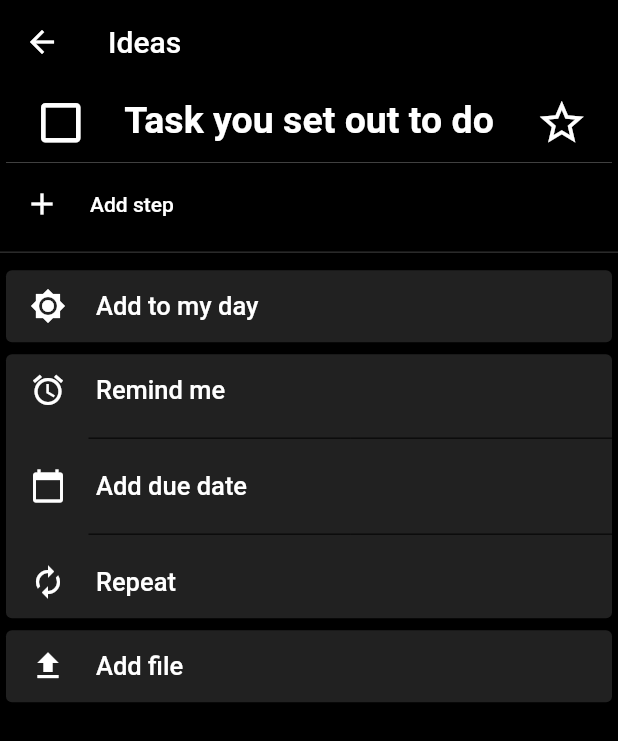
After one commit to dabigjoe6/Microsoft-To-Do-Clone, a Flutter app: the TodoScreen screen opened directly, on a phone screen of 412 x 824 dp. The commit adds this screen. Shown: the top 741 px of the screen. Run offline on Flutter 3.47's test engine with Material 2 defaults, Android fonts, the phone set to English and light mode, and no system bars.

Commit message:
TodoScreen static

```diff
--- a/lib/screens/todoListScreen/components/TodoItemWidget.dart
+++ b/lib/screens/todoListScreen/components/TodoItemWidget.dart
@@ -1,4 +1,5 @@
 import 'package:flutter/material.dart';
+import 'package:microsoft_todo/screens/todoScreen/TodoScreen.dart';
 
 class TodoItemWidget extends StatefulWidget {
 
@@ -68,7 +69,14 @@ class TodoItemWidgetState extends State<TodoItemWidget>
 
   @override
   Widget build(BuildContext context) {
-    return Listener(
+    return FlatButton(
+      onPressed: () {
+        Navigator.push(
+          context,
+          MaterialPageRoute(builder: (context) => TodoScreen())
+        );
+      },
+      child: Listener(
         onPointerDown: ((PointerDownEvent event) {
           print('HERE!');
         }),
@@ -143,14 +151,14 @@ class TodoItemWidgetState extends State<TodoItemWidget>
                       left: 20,
                       bottom: 10,
                       child:
-                          Icon(Icons.restore_from_trash, color: Colors.white))
+                          Icon(Icons.delete, color: Colors.white))
                 ])
               ])),
               AnimatedOpacity(
               child: Divider(color: Colors.blueGrey, indent: 25, endIndent: 25),
               opacity: dividerOpacity,
               duration: Duration(milliseconds: 500))
-        ]));
+        ])));
   }
 
   void dispose() {
--- /dev/null
+++ b/lib/screens/todoScreen/TodoScreen.dart
@@ -0,0 +1,77 @@
+import 'package:flutter/material.dart';
+
+class TodoScreen extends StatelessWidget {
+  @override
+  Widget build(BuildContext context) {
+    return Scaffold(
+      resizeToAvoidBottomInset: true,
+      backgroundColor: Colors.black,
+        appBar: AppBar(
+            backgroundColor: Colors.transparent,
+            elevation: 0,
+            title: Text('Ideas'),
+            leading:
+                IconButton(icon: Icon(Icons.arrow_back), onPressed: () {})),
+        body: Column(children: <Widget>[
+          Container(
+            padding: EdgeInsets.symmetric(horizontal: 15),
+            child: Row(
+            mainAxisAlignment: MainAxisAlignment.spaceBetween,
+            children: <Widget>[
+            IconButton(
+                icon: Icon(Icons.check_box_outline_blank, size: 35, color: Colors.white), onPressed: () {}),
+            Text('Task you set out to do', style: TextStyle(fontSize: 25, fontWeight: FontWeight.w600, color: Colors.white)),
+            IconButton(icon: Icon(Icons.star_border, size: 35, color: Colors.white), onPressed: () {}),
+          ],)),
+          Card(child: Divider(color: Colors.transparent, height: 0.1), elevation: 3),
+          FlatButton(
+              child: Row(children: <Widget>[
+                Container(child: Icon(Icons.add, color: Colors.white), margin: EdgeInsets.only(right: 20)), Text('Add step', style: TextStyle(color: Colors.white))]),
+              onPressed: () {}),
+          Divider(color: Colors.grey[800]),
+          Card(
+              color: Colors.grey[900],
+              child: FlatButton(
+                  child: Row(
+                      children: <Widget>[
+                        Container(child: Icon(Icons.brightness_7, color: Colors.white), margin: EdgeInsets.only(right: 20)), Text('Add to my day', style: TextStyle(color: Colors.white, fontSize: 17))]),
+                  onPressed: () {})),
+          Card(
+            color: Colors.grey[900],
+              child: Column(children: <Widget>[
+            FlatButton(
+                child:
+                    Row(children: <Widget>[
+                      Container(child: Icon(Icons.alarm, color: Colors.white), margin: EdgeInsets.only(right: 20)), Text('Remind me', style: TextStyle(color: Colors.white, fontSize: 17))]),
+                onPressed: () {}),
+            Divider(color: Colors.black, indent: 55),
+            FlatButton(
+                child:
+                    Row(children: <Widget>[Container(child: Icon(Icons.calendar_today, color: Colors.white), margin: EdgeInsets.only(right: 20)), Text('Add due date', style: TextStyle(color: Colors.white, fontSize: 17))]),
+                onPressed: () {}),
+            Divider(color: Colors.black, indent: 55),
+            FlatButton(
+                child:
+                    Row(children: <Widget>[Container(child: Icon(Icons.autorenew, color: Colors.white), margin: EdgeInsets.only(right: 20)), Text('Repeat', style: TextStyle(color: Colors.white, fontSize: 17))]),
+                onPressed: () {}),
+          ])),
+          Card(
+            color: Colors.grey[900],
+              child: FlatButton(
+                  child: Row(
+                      children: <Widget>[Container(child: Icon(Icons.file_upload, color: Colors.white), margin: EdgeInsets.only(right: 20)), Text('Add file', style: TextStyle(color: Colors.white, fontSize: 17))]),
+                  onPressed: () {})),
+          Container(child: TextField(autocorrect: true, expands: true, maxLines: null, minLines: null), height: 40),
+           Expanded(
+            child: Align(
+                alignment: Alignment.bottomCenter,
+                child: Row(
+                  mainAxisAlignment: MainAxisAlignment.spaceBetween,
+                  children: <Widget>[
+                    Text('Created on Tue, Aug, 20'),
+                    IconButton(icon: Icon(Icons.delete), onPressed: () {})
+                  ],
+                )))
+        ]));
+  }
+}
```
